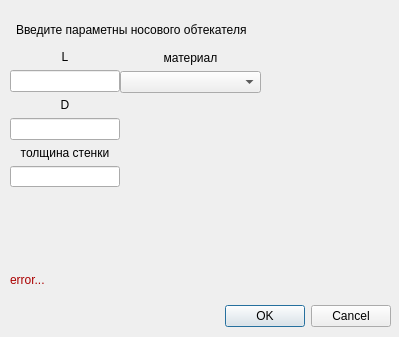
Old version of the form Gui/Dialogs/setnoseconedialog.ui in the repository Soma247/Rocket.
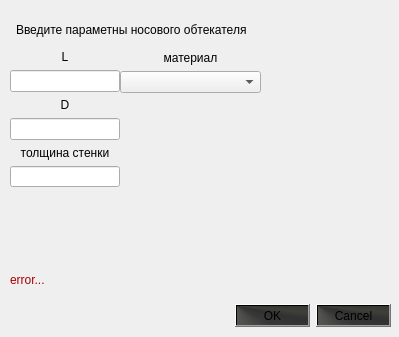
New version of the form.

The edit to the form file:
```diff
--- a/Gui/Dialogs/setnoseconedialog.ui
+++ b/Gui/Dialogs/setnoseconedialog.ui
@@ -16,6 +16,9 @@
   <property name="toolTip">
    <string>&lt;html&gt;&lt;head/&gt;&lt;body&gt;&lt;p&gt;Выберите параметры носового обтекателя&lt;/p&gt;&lt;/body&gt;&lt;/html&gt;</string>
   </property>
+  <property name="styleSheet">
+   <string notr="true">background-color: qconicalgradient(cx:0, cy:0.972, angle:170.1, stop:0 rgba(81, 81, 73, 69), stop:0.0224719 rgba(49, 49, 49, 255), stop:0.179775 rgba(19, 19, 17, 231), stop:0.258427 rgba(33, 33, 31, 222), stop:0.365169 rgba(24, 24, 24, 235), stop:0.483146 rgba(51, 51, 51, 250), stop:0.617978 rgba(21, 21, 19, 248), stop:0.724719 rgba(12, 12, 10, 252), stop:0.842697 rgba(5, 5, 4, 215), stop:0.921348 rgba(26, 22, 19, 234), stop:0.949438 rgba(58, 58, 51, 69), stop:1 rgba(74, 74, 57, 255));</string>
+  </property>
   <widget class="QDialogButtonBox" name="buttonBox">
    <property name="geometry">
     <rect>
@@ -25,6 +28,9 @@
      <height>32</height>
     </rect>
    </property>
+   <property name="styleSheet">
+    <string notr="true">background-color: qconicalgradient(cx:0, cy:0, angle:170.1, stop:0 rgba(81, 81, 73, 69), stop:0.235955 rgba(92, 92, 83, 231), stop:0.353933 rgba(51, 51, 51, 250), stop:0.423533 rgba(49, 49, 49, 255), stop:0.477581 rgba(58, 58, 53, 248), stop:0.55 rgba(51, 51, 40, 255), stop:0.57754 rgba(58, 54, 37, 130), stop:0.625 rgba(58, 58, 51, 69), stop:0.921348 rgba(26, 22, 19, 234), stop:1 rgba(74, 74, 57, 255));</string>
+   </property>
    <property name="orientation">
     <enum>Qt::Horizontal</enum>
    </property>
@@ -95,7 +101,7 @@
     <string>error...</string>
    </property>
   </widget>
-  <widget class="QWidget" name="">
+  <widget class="QWidget" name="layoutWidget">
    <property name="geometry">
     <rect>
      <x>10</x>
@@ -146,7 +152,7 @@
     </item>
    </layout>
   </widget>
-  <widget class="QWidget" name="">
+  <widget class="QWidget" name="layoutWidget">
    <property name="geometry">
     <rect>
      <x>120</x>
```
Left out of the diff: 222 changed lines with no effect on the pictures.
